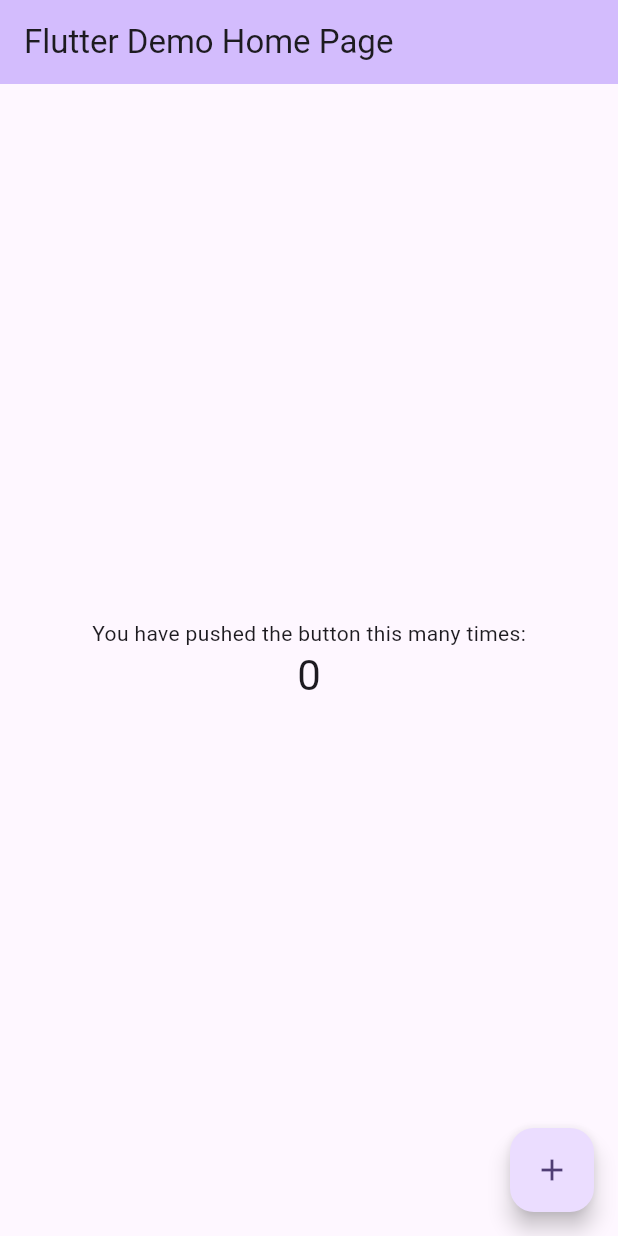
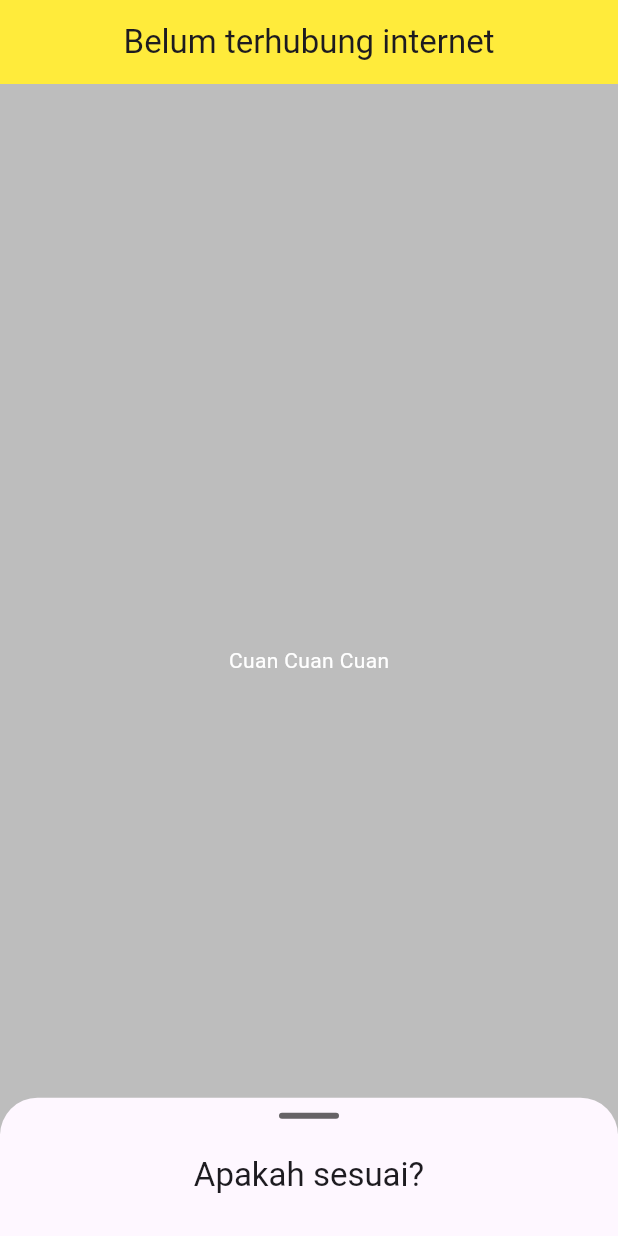
Before and after one commit to reivertt/ini-berapa, a Flutter app: the screen it shows after launch, on a phone screen of 412 x 824 dp. Run offline on Flutter 3.47's test engine with Material 3 defaults, Android fonts, the phone set to English and light mode, and no system bars; our stand-ins replace camera.

Commit message:
added gui template

```diff
--- a/lib/main.dart
+++ b/lib/main.dart
@@ -1,3 +1,4 @@
+import 'package:camera/camera.dart';
 import 'package:flutter/material.dart';
 
 void main() {
@@ -7,28 +8,14 @@
 class MyApp extends StatelessWidget {
   const MyApp({super.key});
 
-  // This widget is the root of your application.
   @override
   Widget build(BuildContext context) {
     return MaterialApp(
+      debugShowCheckedModeBanner: false,
       title: 'Flutter Demo',
       theme: ThemeData(
-        // This is the theme of your application.
-        //
-        // TRY THIS: Try running your application with "flutter run". You'll see
-        // the application has a purple toolbar. Then, without quitting the app,
-        // try changing the seedColor in the colorScheme below to Colors.green
-        // and then invoke "hot reload" (save your changes or press the "hot
-        // reload" button in a Flutter-supported IDE, or press "r" if you used
-        // the command line to start the app).
-        //
-        // Notice that the counter didn't reset back to zero; the application
-        // state is not lost during the reload. To reset the state, use hot
-        // restart instead.
-        //
-        // This works for code too, not just values: Most code changes can be
-        // tested with just a hot reload.
         colorScheme: ColorScheme.fromSeed(seedColor: Colors.deepPurple),
+        scaffoldBackgroundColor: Colors.black26,
       ),
       home: const MyHomePage(title: 'Flutter Demo Home Page'),
     );
@@ -37,16 +24,6 @@
 
 class MyHomePage extends StatefulWidget {
   const MyHomePage({super.key, required this.title});
-
-  // This widget is the home page of your application. It is stateful, meaning
-  // that it has a State object (defined below) that contains fields that affect
-  // how it looks.
-
-  // This class is the configuration for the state. It holds the values (in this
-  // case the title) provided by the parent (in this case the App widget) and
-  // used by the build method of the State. Fields in a Widget subclass are
-  // always marked "final".
-
   final String title;
 
   @override
@@ -54,69 +31,82 @@
 }
 
 class _MyHomePageState extends State<MyHomePage> {
-  int _counter = 0;
-
-  void _incrementCounter() {
-    setState(() {
-      // This call to setState tells the Flutter framework that something has
-      // changed in this State, which causes it to rerun the build method below
-      // so that the display can reflect the updated values. If we changed
-      // _counter without calling setState(), then the build method would not be
-      // called again, and so nothing would appear to happen.
-      _counter++;
-    });
-  }
+  final DraggableScrollableController sheetController = DraggableScrollableController();
 
   @override
   Widget build(BuildContext context) {
-    // This method is rerun every time setState is called, for instance as done
-    // by the _incrementCounter method above.
-    //
-    // The Flutter framework has been optimized to make rerunning build methods
-    // fast, so that you can just rebuild anything that needs updating rather
-    // than having to individually change instances of widgets.
     return Scaffold(
       appBar: AppBar(
-        // TRY THIS: Try changing the color here to a specific color (to
-        // Colors.amber, perhaps?) and trigger a hot reload to see the AppBar
-        // change color while the other colors stay the same.
-        backgroundColor: Theme.of(context).colorScheme.inversePrimary,
-        // Here we take the value from the MyHomePage object that was created by
-        // the App.build method, and use it to set our appbar title.
-        title: Text(widget.title),
+        centerTitle: true,
+        title: Text("Belum terhubung internet"),
+        backgroundColor: Colors.yellow,
       ),
-      body: Center(
-        // Center is a layout widget. It takes a single child and positions it
-        // in the middle of the parent.
-        child: Column(
-          // Column is also a layout widget. It takes a list of children and
-          // arranges them vertically. By default, it sizes itself to fit its
-          // children horizontally, and tries to be as tall as its parent.
-          //
-          // Column has various properties to control how it sizes itself and
-          // how it positions its children. Here we use mainAxisAlignment to
-          // center the children vertically; the main axis here is the vertical
-          // axis because Columns are vertical (the cross axis would be
-          // horizontal).
-          //
-          // TRY THIS: Invoke "debug painting" (choose the "Toggle Debug Paint"
-          // action in the IDE, or press "p" in the console), to see the
-          // wireframe for each widget.
-          mainAxisAlignment: MainAxisAlignment.center,
-          children: <Widget>[
-            const Text('You have pushed the button this many times:'),
-            Text(
-              '$_counter',
-              style: Theme.of(context).textTheme.headlineMedium,
+      body: Stack(
+        children: [
+          Center(
+            child: Column(
+              mainAxisAlignment: MainAxisAlignment.center,
+              children: <Widget>[
+                const Text(
+                  'Cuan Cuan Cuan',
+                  style: TextStyle(
+                    color: Colors.white
+                  ),
+                ),
+              ],
             ),
-          ],
-        ),
+          ),
+          DraggableScrollableSheet(
+            initialChildSize: 0.12,
+            minChildSize: 0.12,
+            maxChildSize: 0.5,
+            builder: (BuildContext context, scrollController) {
+              return Container(
+                clipBehavior: Clip.hardEdge,
+                decoration: BoxDecoration(
+                  color: Theme.of(context).canvasColor,
+                  borderRadius: const BorderRadius.only(
+                    topLeft: Radius.circular(25),
+                    topRight: Radius.circular(25),
+                  ),
+                ),
+                child: CustomScrollView(
+                  controller: scrollController,
+                  slivers: [
+                    SliverToBoxAdapter(
+                      child: Center(
+                        child: Container(
+                          decoration: BoxDecoration(
+                            color: Theme.of(context).hintColor,
+                            borderRadius: const BorderRadius.all(Radius.circular(10)),
+                          ),
+                          height: 4,
+                          width: 40,
+                          margin: const EdgeInsets.symmetric(vertical: 10),
+                        ),
+                      ),
+                    ),
+                    const SliverAppBar(
+                      title: Text('Apakah sesuai?'),
+                      primary: false,
+                      pinned: true,
+                      centerTitle: true,
+                    ),
+                    SliverList.list(children: const [
+                      ListTile(title: Text('Jane Doe')),
+                      ListTile(title: Text('Jack Reacher')),
+                      ListTile(title: Text('Jack Reacher')),
+                      ListTile(title: Text('Jack Reacher')),
+                      ListTile(title: Text('Jack Reacher')),
+                      ListTile(title: Text('Jack Reacher')),
+                    ])
+                  ],
+                ),
+              );
+            },
+          ),
+        ],
       ),
-      floatingActionButton: FloatingActionButton(
-        onPressed: _incrementCounter,
-        tooltip: 'Increment',
-        child: const Icon(Icons.add),
-      ), // This trailing comma makes auto-formatting nicer for build methods.
     );
   }
 }
--- a/pubspec.yaml
+++ b/pubspec.yaml
@@ -34,6 +34,7 @@ dependencies:
   # The following adds the Cupertino Icons font to your application.
   # Use with the CupertinoIcons class for iOS style icons.
   cupertino_icons: ^1.0.8
+  camera: ^0.11.1
 
 dev_dependencies:
   flutter_test:
```
Also changed, not shown: pubspec.lock, 2 other files.
